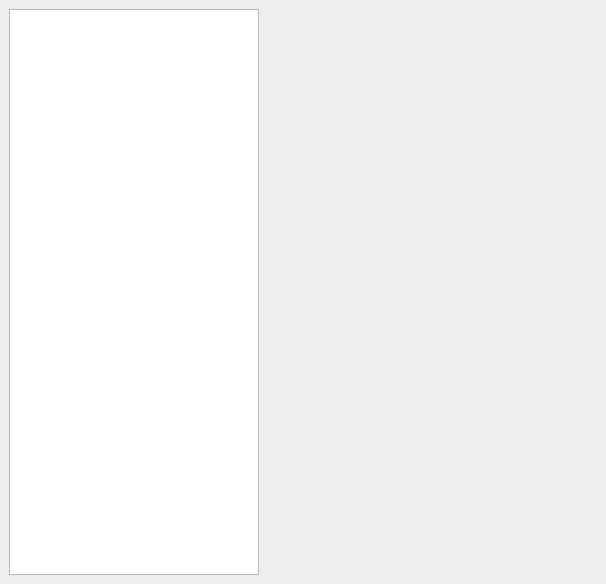
Old version of the form main-window.ui in the repository KDE/person-viewer.
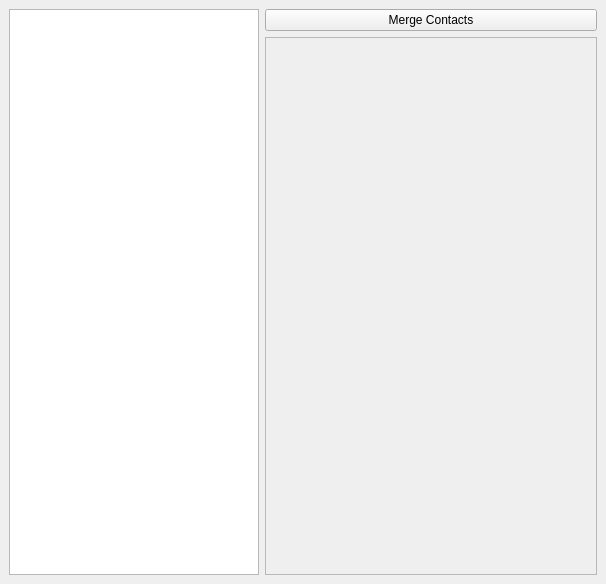
New version of the form. Custom widgets are drawn as their Qt base class.

Commit message: Simplify contacts view code

The edit to the form file:
```diff
--- a/main-window.ui
+++ b/main-window.ui
@@ -38,23 +38,43 @@
      </widget>
     </item>
     <item>
-     <widget class="QStackedWidget" name="m_stackedWidget">
-      <property name="currentIndex">
-       <number>0</number>
-      </property>
-      <widget class="PersonDetailsView" name="m_personDetailsView"/>
-     </widget>
+     <layout class="QVBoxLayout" name="verticalLayout">
+      <item>
+       <widget class="QPushButton" name="m_mergeButton">
+        <property name="text">
+         <string>Merge Contacts</string>
+        </property>
+       </widget>
+      </item>
+      <item>
+       <widget class="QScrollArea" name="scrollArea">
+        <property name="sizePolicy">
+         <sizepolicy hsizetype="Expanding" vsizetype="Expanding">
+          <horstretch>0</horstretch>
+          <verstretch>0</verstretch>
+         </sizepolicy>
+        </property>
+        <property name="widgetResizable">
+         <bool>true</bool>
+        </property>
+        <widget class="QWidget" name="m_personsDetailsView">
+         <property name="geometry">
+          <rect>
+           <x>0</x>
+           <y>0</y>
+           <width>336</width>
+           <height>539</height>
+          </rect>
+         </property>
+        </widget>
+       </widget>
+      </item>
+     </layout>
     </item>
    </layout>
   </widget>
  </widget>
  <customwidgets>
-  <customwidget>
-   <class>PersonDetailsView</class>
-   <extends>QWidget</extends>
-   <header location="global">person-details-view.h</header>
-   <container>1</container>
-  </customwidget>
   <customwidget>
    <class>PersonsListView</class>
    <extends>QListView</extends>
```
The commit also changes 4 other files.
